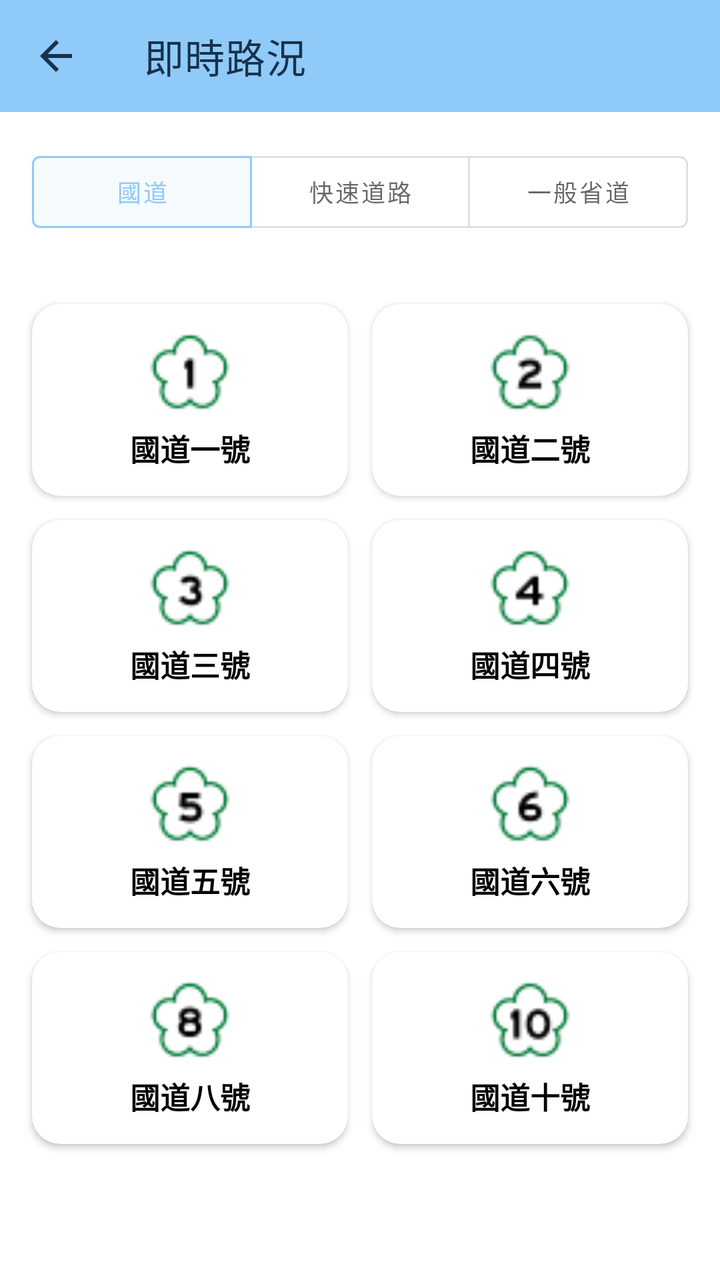
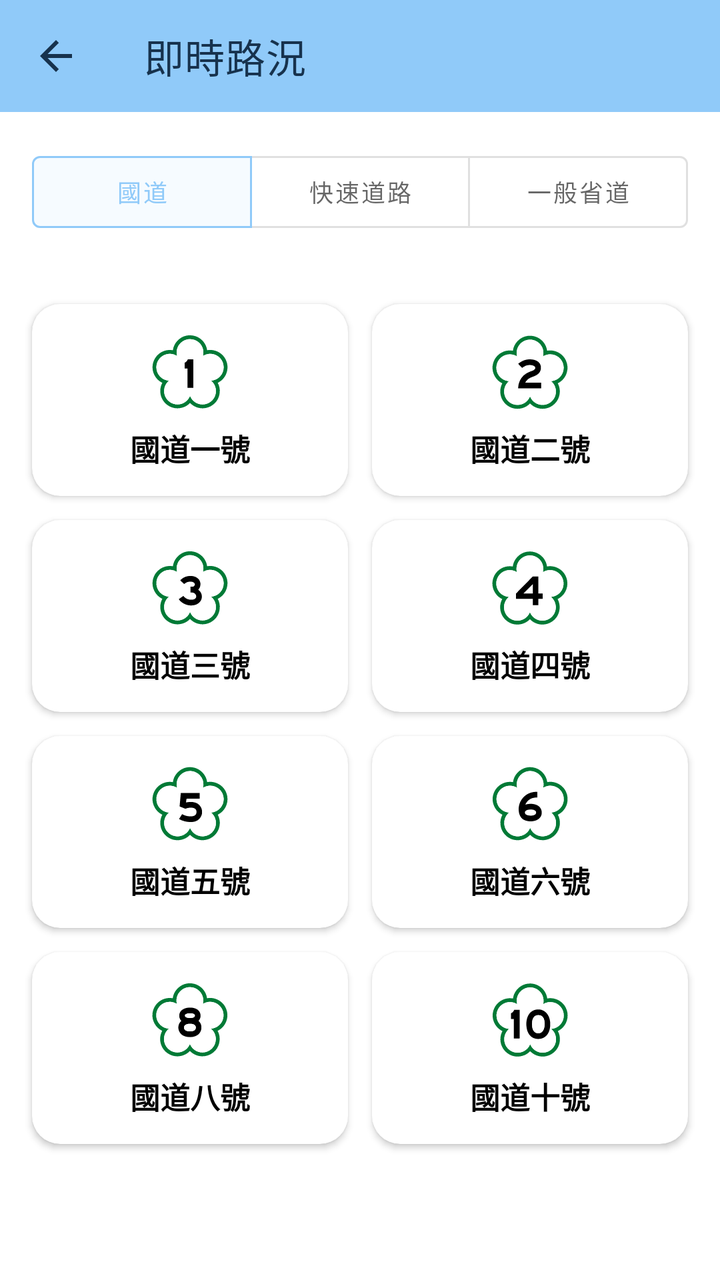

Before-and-after screenshots of an Android layout around one commit, followed by the original layout XML and the change that was made.
<!-- AndroidManifest.xml: activity theme Theme.TaiwanHighway_NoActionBar -->
<!-- res/layout/activity_highway_main.xml -->
<?xml version="1.0" encoding="utf-8"?>
<LinearLayout
    xmlns:android="http://schemas.android.com/apk/res/android"
    xmlns:app="http://schemas.android.com/apk/res-auto"
    android:layout_width="match_parent"
    android:layout_height="match_parent"
    android:orientation="vertical">

    <com.google.android.material.appbar.MaterialToolbar
        android:id="@+id/toolbar"
        android:layout_width="match_parent"
        android:layout_height="?attr/actionBarSize"
        android:background="?attr/colorPrimary"
        app:title="即時路況"
        app:titleTextColor="?attr/colorOnPrimary"
        app:navigationIcon="@drawable/ic_arrow_back"
        app:navigationIconTint="?attr/colorOnPrimary" />

    <com.google.android.material.button.MaterialButtonToggleGroup
        android:id="@+id/roadTypeGroup"
        android:layout_width="match_parent"
        android:layout_height="wrap_content"
        android:layout_margin="16dp"
        app:singleSelection="true"
        app:selectionRequired="true"
        app:checkedButton="@id/tabNational">

        <com.google.android.material.button.MaterialButton
            android:id="@+id/tabNational"
            style="@style/Widget.MaterialComponents.Button.OutlinedButton"
            android:layout_width="0dp"
            android:layout_height="wrap_content"
            android:layout_weight="1"
            android:text="國道"
            android:textSize="12sp" />

        <com.google.android.material.button.MaterialButton
            android:id="@+id/tabExpress"
            style="@style/Widget.MaterialComponents.Button.OutlinedButton"
            android:layout_width="0dp"
            android:layout_height="wrap_content"
            android:layout_weight="1"
            android:enabled="true"
            android:text="快速道路"
            android:textSize="12sp" />

        <com.google.android.material.button.MaterialButton
            android:id="@+id/tabProvincial"
            style="@style/Widget.MaterialComponents.Button.OutlinedButton"
            android:layout_width="0dp"
            android:layout_height="wrap_content"
            android:layout_weight="1"
            android:enabled="true"
            android:text="一般省道"
            android:textSize="12sp" />

    </com.google.android.material.button.MaterialButtonToggleGroup>

    <ScrollView
        android:layout_width="match_parent"
        android:layout_height="0dp"
        android:layout_weight="1"
        android:fillViewport="true">

        <GridLayout
            android:id="@+id/roadGrid"
            android:layout_width="match_parent"
            android:layout_height="wrap_content"
            android:columnCount="2"
            android:padding="10dp">

            <com.google.android.material.card.MaterialCardView
                android:id="@+id/btn_freewayNo1"
                android:layout_width="0dp"
                android:layout_height="96dp"
                android:layout_columnWeight="1"
                android:layout_margin="6dp"
                android:clickable="true"
                android:focusable="true"
                app:cardCornerRadius="14dp"
                app:cardElevation="2dp">

                <LinearLayout
                    android:layout_width="match_parent"
                    android:layout_height="match_parent"
                    android:gravity="center"
                    android:orientation="vertical">

                    <ImageView
                        android:layout_width="42dp"
                        android:layout_height="42dp"
                        android:src="@drawable/twhw1_small"
                        android:contentDescription="國道一號標誌" />

                    <TextView
                        android:layout_width="wrap_content"
                        android:layout_height="wrap_content"
                        android:layout_marginTop="6dp"
                        android:text="國道一號"
                        android:textColor="?attr/colorOnSurface"
                        android:textSize="15sp"
                        android:textStyle="bold" />
                </LinearLayout>
            </com.google.android.material.card.MaterialCardView>

            <com.google.android.material.card.MaterialCardView
                android:id="@+id/btn_freewayNo2"
                android:layout_width="0dp"
                android:layout_height="96dp"
                android:layout_columnWeight="1"
                android:layout_margin="6dp"
                android:clickable="true"
                android:focusable="true"
                app:cardCornerRadius="14dp"
                app:cardElevation="2dp">

                <LinearLayout
                    android:layout_width="match_parent"
                    android:layout_height="match_parent"
                    android:gravity="center"
                    android:orientation="vertical">

                    <ImageView
                        android:layout_width="42dp"
                        android:layout_height="42dp"
                        android:src="@drawable/twhw2_small"
                        android:contentDescription="國道二號標誌" />

                    <TextView
                        android:layout_width="wrap_content"
                        android:layout_height="wrap_content"
                        android:layout_marginTop="6dp"
                        android:text="國道二號"
                        android:textColor="?attr/colorOnSurface"
                        android:textSize="15sp"
                        android:textStyle="bold" />
                </LinearLayout>
            </com.google.android.material.card.MaterialCardView>

            <com.google.android.material.card.MaterialCardView
                android:id="@+id/btn_freewayNo3"
                android:layout_width="0dp"
                android:layout_height="96dp"
                android:layout_columnWeight="1"
                android:layout_margin="6dp"
                android:clickable="true"
                android:focusable="true"
                app:cardCornerRadius="14dp"
                app:cardElevation="2dp">

                <LinearLayout
                    android:layout_width="match_parent"
                    android:layout_height="match_parent"
                    android:gravity="center"
                    android:orientation="vertical">

                    <ImageView
                        android:layout_width="42dp"
                        android:layout_height="42dp"
                        android:src="@drawable/twhw3_small"
                        android:contentDescription="國道三號標誌" />

                    <TextView
                        android:layout_width="wrap_content"
                        android:layout_height="wrap_content"
                        android:layout_marginTop="6dp"
                        android:text="國道三號"
                        android:textColor="?attr/colorOnSurface"
                        android:textSize="15sp"
                        android:textStyle="bold" />
                </LinearLayout>
            </com.google.android.material.card.MaterialCardView>

            <com.google.android.material.card.MaterialCardView
                android:id="@+id/btn_freewayNo4"
                android:layout_width="0dp"
                android:layout_height="96dp"
                android:layout_columnWeight="1"
                android:layout_margin="6dp"
                android:clickable="true"
                android:focusable="true"
                app:cardCornerRadius="14dp"
                app:cardElevation="2dp">

                <LinearLayout
                    android:layout_width="match_parent"
                    android:layout_height="match_parent"
                    android:gravity="center"
                    android:orientation="vertical">

                    <ImageView
                        android:layout_width="42dp"
                        android:layout_height="42dp"
                        android:src="@drawable/twhw4_small"
                        android:contentDescription="國道四號標誌" />

                    <TextView
                        android:layout_width="wrap_content"
                        android:layout_height="wrap_content"
                        android:layout_marginTop="6dp"
                        android:text="國道四號"
                        android:textColor="?attr/colorOnSurface"
                        android:textSize="15sp"
                        android:textStyle="bold" />
                </LinearLayout>
            </com.google.android.material.card.MaterialCardView>

            <com.google.android.material.card.MaterialCardView
                android:id="@+id/btn_freewayNo5"
                android:layout_width="0dp"
                android:layout_height="96dp"
                android:layout_columnWeight="1"
                android:layout_margin="6dp"
                android:clickable="true"
                android:focusable="true"
                app:cardCornerRadius="14dp"
                app:cardElevation="2dp">

                <LinearLayout
                    android:layout_width="match_parent"
                    android:layout_height="match_parent"
                    android:gravity="center"
                    android:orientation="vertical">

                    <ImageView
                        android:layout_width="42dp"
                        android:layout_height="42dp"
                        android:src="@drawable/twhw5_small"
                        android:contentDescription="國道五號標誌" />

                    <TextView
                        android:layout_width="wrap_content"
                        android:layout_height="wrap_content"
                        android:layout_marginTop="6dp"
                        android:text="國道五號"
                        android:textColor="?attr/colorOnSurface"
                        android:textSize="15sp"
                        android:textStyle="bold" />
                </LinearLayout>
            </com.google.android.material.card.MaterialCardView>

            <com.google.android.material.card.MaterialCardView
                android:id="@+id/btn_freewayNo6"
                android:layout_width="0dp"
                android:layout_height="96dp"
                android:layout_columnWeight="1"
                android:layout_margin="6dp"
                android:clickable="true"
                android:focusable="true"
                app:cardCornerRadius="14dp"
                app:cardElevation="2dp">

                <LinearLayout
                    android:layout_width="match_parent"
                    android:layout_height="match_parent"
                    android:gravity="center"
                    android:orientation="vertical">

                    <ImageView
                        android:layout_width="42dp"
                        android:layout_height="42dp"
                        android:src="@drawable/twhw6_small"
                        android:contentDescription="國道六號標誌" />

                    <TextView
                        android:layout_width="wrap_content"
                        android:layout_height="wrap_content"
                        android:layout_marginTop="6dp"
                        android:text="國道六號"
                        android:textColor="?attr/colorOnSurface"
                        android:textSize="15sp"
                        android:textStyle="bold" />
                </LinearLayout>
            </com.google.android.material.card.MaterialCardView>

            <com.google.android.material.card.MaterialCardView
                android:id="@+id/btn_freewayNo8"
                android:layout_width="0dp"
                android:layout_height="96dp"
                android:layout_columnWeight="1"
                android:layout_margin="6dp"
                android:clickable="true"
                android:focusable="true"
                app:cardCornerRadius="14dp"
                app:cardElevation="2dp">

                <LinearLayout
                    android:layout_width="match_parent"
                    android:layout_height="match_parent"
                    android:gravity="center"
                    android:orientation="vertical">

                    <ImageView
                        android:layout_width="42dp"
                        android:layout_height="42dp"
                        android:src="@drawable/twhw8_small"
                        android:contentDescription="國道八號標誌" />

                    <TextView
                        android:layout_width="wrap_content"
                        android:layout_height="wrap_content"
                        android:layout_marginTop="6dp"
                        android:text="國道八號"
                        android:textColor="?attr/colorOnSurface"
                        android:textSize="15sp"
                        android:textStyle="bold" />
                </LinearLayout>
            </com.google.android.material.card.MaterialCardView>

            <com.google.android.material.card.MaterialCardView
                android:id="@+id/btn_freewayNo10"
                android:layout_width="0dp"
                android:layout_height="96dp"
                android:layout_columnWeight="1"
                android:layout_margin="6dp"
                android:clickable="true"
                android:focusable="true"
                app:cardCornerRadius="14dp"
                app:cardElevation="2dp">

                <LinearLayout
                    android:layout_width="match_parent"
                    android:layout_height="match_parent"
                    android:gravity="center"
                    android:orientation="vertical">

                    <ImageView
                        android:layout_width="42dp"
                        android:layout_height="42dp"
                        android:src="@drawable/twhw10_small"
                        android:contentDescription="國道十號標誌" />

                    <TextView
                        android:layout_width="wrap_content"
                        android:layout_height="wrap_content"
                        android:layout_marginTop="6dp"
                        android:text="國道十號"
                        android:textColor="?attr/colorOnSurface"
                        android:textSize="15sp"
                        android:textStyle="bold" />
                </LinearLayout>
            </com.google.android.material.card.MaterialCardView>

        </GridLayout>
    </ScrollView>
</LinearLayout>
<!-- resources referenced by this layout -->
<resources>
  <!-- drawable ic_arrow_back (drawable) -->
  <vector xmlns:android="http://schemas.android.com/apk/res/android" android:autoMirrored="true" android:height="24dp" android:tint="#000000" android:viewportHeight="24" android:viewportWidth="24" android:width="24dp">
        
      <path android:fillColor="@android:color/white" android:pathData="M20,11H7.83l5.59,-5.59L12,4l-8,8 8,8 1.41,-1.41L7.83,13H20v-2z"/>
      
  </vector>
  <!-- drawable twhw10_small: png bitmap (drawable-v24, 1872 bytes) -->
  <!-- drawable twhw1_small: png bitmap (drawable-v24, 1606 bytes) -->
  <!-- drawable twhw2_small: png bitmap (drawable-v24, 1761 bytes) -->
  <!-- drawable twhw3_small: png bitmap (drawable-v24, 1793 bytes) -->
  <!-- drawable twhw4_small: png bitmap (drawable-v24, 1666 bytes) -->
  <!-- drawable twhw5_small: png bitmap (drawable-v24, 1722 bytes) -->
  <!-- drawable twhw6_small: png bitmap (drawable-v24, 1740 bytes) -->
  <!-- drawable twhw8_small: png bitmap (drawable-v24, 1785 bytes) -->
  <style name="Theme.TaiwanHighway_NoActionBar" parent="Theme.MaterialComponents.DayNight.NoActionBar">
          <item name="colorPrimary">#90CAF9</item>
          <item name="colorPrimaryVariant">#90CAF9</item>
          <item name="colorOnPrimary">#17324D</item>
          
          <item name="colorSecondary">@color/teal_200</item>
          <item name="colorSecondaryVariant">@color/teal_700</item>
          <item name="colorOnSecondary">@color/black</item>
          
          <item name="android:statusBarColor" tools:targetApi="l">?attr/colorPrimaryVariant</item>
          
  
      </style>
  <color name="teal_200">#FF03DAC5</color>
  <color name="teal_700">#FF018786</color>
  <color name="black">#FF000000</color>
</resources>

<!-- the commit's change to res/layout/activity_highway_main.xml (unified diff, before → after) -->
@@ -89,7 +89,7 @@
                     <ImageView
                         android:layout_width="42dp"
                         android:layout_height="42dp"
-                        android:src="@drawable/twhw1_small"
+                        android:src="@drawable/ic_highway_1"
                         android:contentDescription="國道一號標誌" />
 
                     <TextView
@@ -123,7 +123,7 @@
                     <ImageView
                         android:layout_width="42dp"
                         android:layout_height="42dp"
-                        android:src="@drawable/twhw2_small"
+                        android:src="@drawable/ic_highway_2"
                         android:contentDescription="國道二號標誌" />
 
                     <TextView
@@ -157,7 +157,7 @@
                     <ImageView
                         android:layout_width="42dp"
                         android:layout_height="42dp"
-                        android:src="@drawable/twhw3_small"
+                        android:src="@drawable/ic_highway_3"
                         android:contentDescription="國道三號標誌" />
 
                     <TextView
@@ -191,7 +191,7 @@
                     <ImageView
                         android:layout_width="42dp"
                         android:layout_height="42dp"
-                        android:src="@drawable/twhw4_small"
+                        android:src="@drawable/ic_highway_4"
                         android:contentDescription="國道四號標誌" />
 
                     <TextView
@@ -225,7 +225,7 @@
                     <ImageView
                         android:layout_width="42dp"
                         android:layout_height="42dp"
-                        android:src="@drawable/twhw5_small"
+                        android:src="@drawable/ic_highway_5"
                         android:contentDescription="國道五號標誌" />
 
                     <TextView
@@ -259,7 +259,7 @@
                     <ImageView
                         android:layout_width="42dp"
                         android:layout_height="42dp"
-                        android:src="@drawable/twhw6_small"
+                        android:src="@drawable/ic_highway_6"
                         android:contentDescription="國道六號標誌" />
 
                     <TextView
@@ -293,7 +293,7 @@
                     <ImageView
                         android:layout_width="42dp"
                         android:layout_height="42dp"
-                        android:src="@drawable/twhw8_small"
+                        android:src="@drawable/ic_highway_8"
                         android:contentDescription="國道八號標誌" />
 
                     <TextView
@@ -327,7 +327,7 @@
                     <ImageView
                         android:layout_width="42dp"
                         android:layout_height="42dp"
-                        android:src="@drawable/twhw10_small"
+                        android:src="@drawable/ic_highway_10"
                         android:contentDescription="國道十號標誌" />
 
                     <TextView
<!-- resource entries referenced after the edit -->
@@ -6,14 +6,14 @@
       <path android:fillColor="@android:color/white" android:pathData="M20,11H7.83l5.59,-5.59L12,4l-8,8 8,8 1.41,-1.41L7.83,13H20v-2z"/>
       
   </vector>
-  <!-- drawable twhw10_small: png bitmap (drawable-v24, 1872 bytes) -->
-  <!-- drawable twhw1_small: png bitmap (drawable-v24, 1606 bytes) -->
-  <!-- drawable twhw2_small: png bitmap (drawable-v24, 1761 bytes) -->
-  <!-- drawable twhw3_small: png bitmap (drawable-v24, 1793 bytes) -->
-  <!-- drawable twhw4_small: png bitmap (drawable-v24, 1666 bytes) -->
-  <!-- drawable twhw5_small: png bitmap (drawable-v24, 1722 bytes) -->
-  <!-- drawable twhw6_small: png bitmap (drawable-v24, 1740 bytes) -->
-  <!-- drawable twhw8_small: png bitmap (drawable-v24, 1785 bytes) -->
+  <!-- drawable ic_highway_1: vector/xml drawable (drawable, 8313 chars, omitted) -->
+  <!-- drawable ic_highway_10: vector/xml drawable (drawable, 10368 chars, omitted) -->
+  <!-- drawable ic_highway_2: vector/xml drawable (drawable, 9509 chars, omitted) -->
+  <!-- drawable ic_highway_3: vector/xml drawable (drawable, 9366 chars, omitted) -->
+  <!-- drawable ic_highway_4: vector/xml drawable (drawable, 8514 chars, omitted) -->
+  <!-- drawable ic_highway_5: vector/xml drawable (drawable, 9277 chars, omitted) -->
+  <!-- drawable ic_highway_6: vector/xml drawable (drawable, 8187 chars, omitted) -->
+  <!-- drawable ic_highway_8: vector/xml drawable (drawable, 10232 chars, omitted) -->
   <style name="Theme.TaiwanHighway_NoActionBar" parent="Theme.MaterialComponents.DayNight.NoActionBar">
           <item name="colorPrimary">#90CAF9</item>
           <item name="colorPrimaryVariant">#90CAF9</item>
